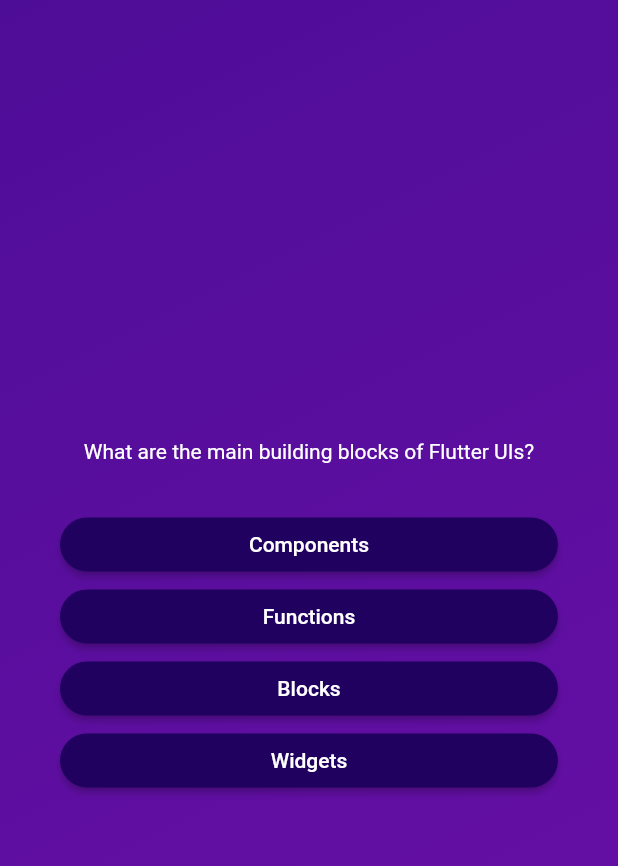
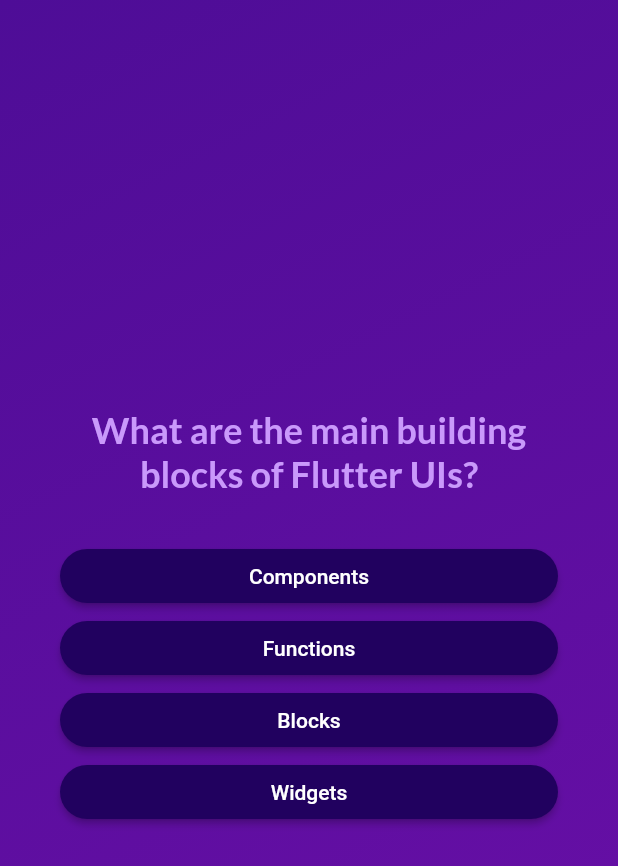
Before and after one commit to mostafaadawy/advanced_basics_flutter, a Flutter app: the screen it shows after launch, after a tap on "Start Quiz", on a phone screen of 412 x 824 dp. Shown: the top 866 px of the screen. Run offline on Flutter 3.47's test engine with Material 2 defaults, Android fonts, the phone set to English and light mode, and no system bars; our stand-ins replace google_fonts.

Commit message:
using third party package and adding google fonts

```diff
--- a/lib/questions_screen.dart
+++ b/lib/questions_screen.dart
@@ -1,6 +1,7 @@
 import 'package:advanced_basics_flutter/answer_button.dart';
 import 'package:flutter/material.dart';
 import 'package:advanced_basics_flutter/data/questions.dart';
+import 'package:google_fonts/google_fonts.dart';
 
 class QuestionsScreen extends StatefulWidget {
   const QuestionsScreen({super.key});
@@ -36,8 +37,10 @@
           children: [
             Text(
               currentQuestion.text,
-              style: const TextStyle(
-                color: Colors.white,
+              style: GoogleFonts.lato(
+                color: const Color.fromARGB(255, 201, 153, 251),
+                fontSize: 24,
+                fontWeight: FontWeight.bold,
               ),
               textAlign: TextAlign.center,
             ),
--- a/pubspec.yaml
+++ b/pubspec.yaml
@@ -35,6 +35,7 @@
   # The following adds the Cupertino Icons font to your application.
   # Use with the CupertinoIcons class for iOS style icons.
   cupertino_icons: ^1.0.2
+  google_fonts: ^5.1.0
 
 dev_dependencies:
   flutter_test:
```
Also changed, not shown: pubspec.lock, 1 other file.
